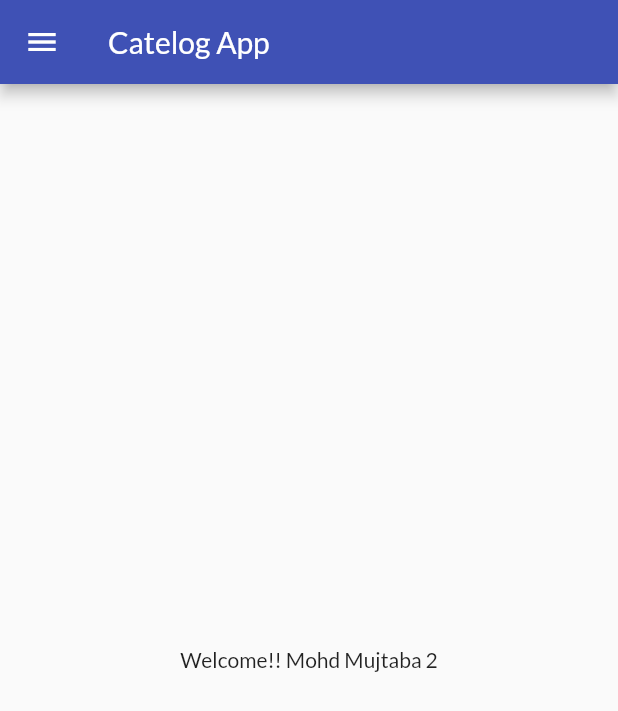
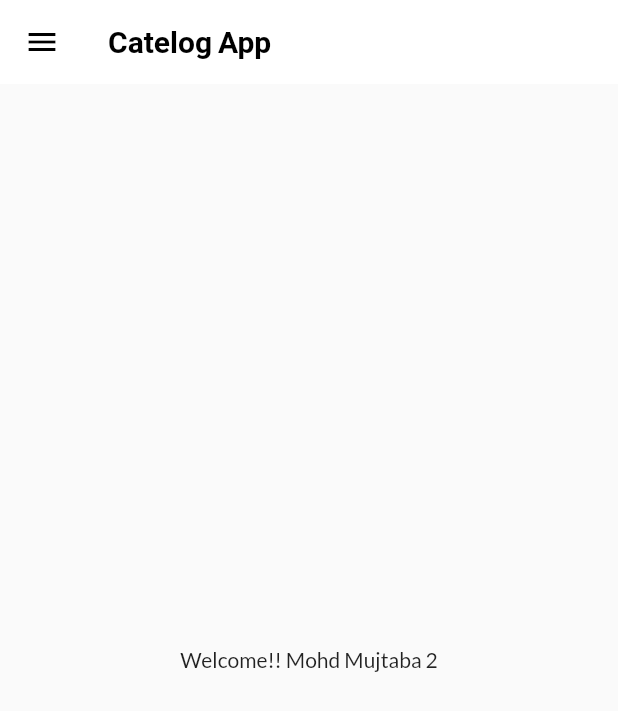
Before and after one commit to iammujtaba/catelog, a Flutter app: the screen it shows after launch, on a phone screen of 412 x 824 dp. Shown: the top 711 px of the screen. Run offline on Flutter 3.47's test engine with Material 2 defaults, Android fonts, the phone set to English and light mode, and no system bars; our stand-ins replace google_fonts.

Commit message:
added multiple theme

```diff
--- a/lib/main.dart
+++ b/lib/main.dart
@@ -1,6 +1,7 @@
 import 'package:catelog/pages/login.dart';
 import 'package:catelog/pages/home_page.dart';
 import 'package:catelog/utils/routes.dart';
+import 'package:catelog/widgets/themes.dart';
 import "package:flutter/material.dart";
 import 'package:google_fonts/google_fonts.dart';
 
@@ -16,17 +17,10 @@
     return MaterialApp(
       title: "Fultter First APP",
       // home: HomePage(), // either use this or use the routes below
-      theme: ThemeData(
-          primarySwatch: Colors.indigo,
-          fontFamily: GoogleFonts.lato().fontFamily,
-          primaryTextTheme: GoogleFonts.latoTextTheme()),
+      theme: MyTheme.lightTheme(context),
       themeMode: ThemeMode.light,
       // themeMode: ThemeMode.dark,
-      darkTheme: ThemeData(
-        brightness: Brightness.light, // properties for dark mode.
-        // brightness: Brightness.dark, // it overrides the themeMode.
-        primarySwatch: Colors.red,
-      ),
+      darkTheme: MyTheme.darkTheme(context),
       routes: {
         "/": (context) => HomePage(),
         MyRoute.homeRoute: (context) => HomePage(),
--- /dev/null
+++ b/lib/widgets/themes.dart
@@ -0,0 +1,26 @@
+import 'dart:ui';
+
+import 'package:flutter/material.dart';
+import 'package:google_fonts/google_fonts.dart';
+
+class MyTheme {
+  static ThemeData lightTheme(BuildContext context) {
+    return ThemeData(
+        primarySwatch: Colors.indigo,
+        fontFamily: GoogleFonts.lato().fontFamily,
+        appBarTheme: const AppBarTheme(
+            color: Colors.white,
+            elevation: 0.00,
+            iconTheme: IconThemeData(color: Colors.black),
+            titleTextStyle: TextStyle(
+                color: Colors.black,
+                fontWeight: FontWeight.bold,
+                fontSize: 20)));
+  }
+
+  static ThemeData darkTheme(BuildContext context) => ThemeData(
+        brightness: Brightness.light, // properties for dark mode.
+        // brightness: Brightness.dark, // it overrides the themeMode.
+        primarySwatch: Colors.red,
+      );
+}
```
